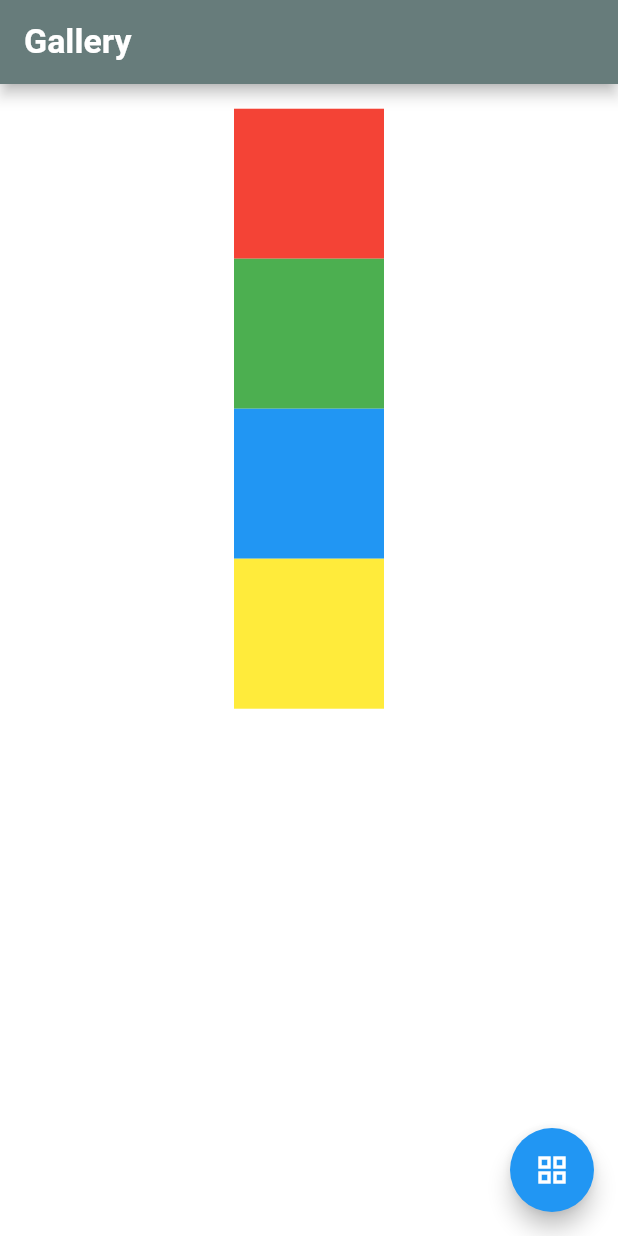
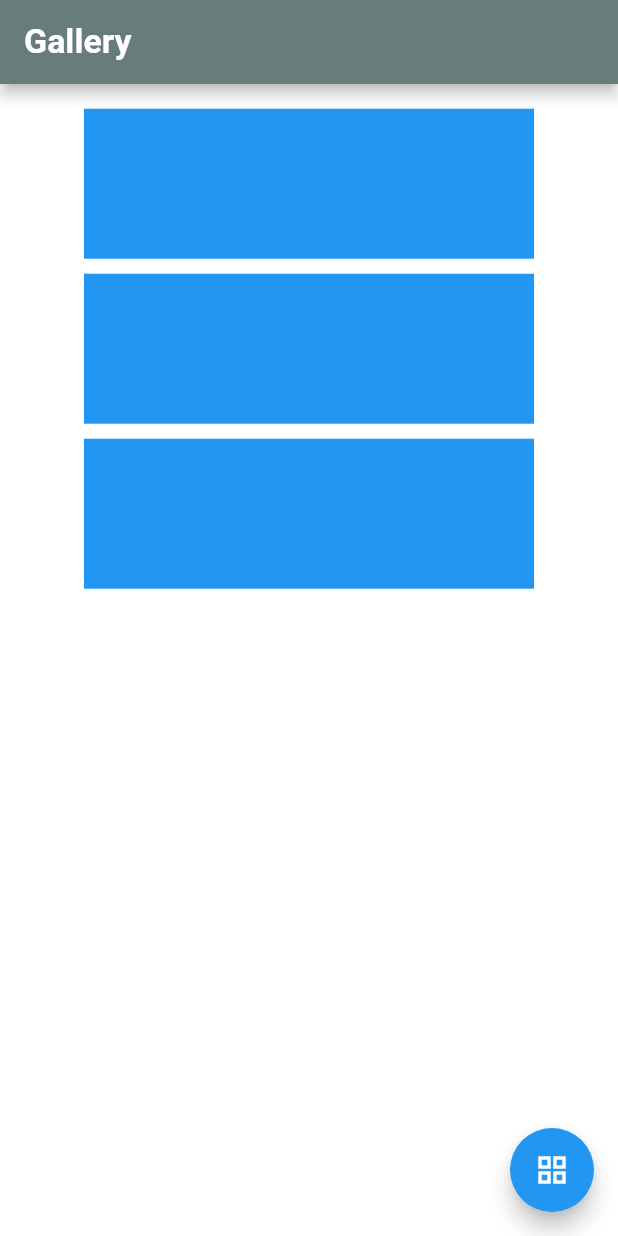
Before and after one commit to mahaamimran/projectWin, a Flutter app: the screen it shows after launch, on a phone screen of 412 x 824 dp. Run offline on Flutter 3.47's test engine with Material 2 defaults, Android fonts, the light colour scheme and no system bars.

Commit message:
boxes in gallery

```diff
--- a/lib/home.dart
+++ b/lib/home.dart
@@ -1,5 +1,4 @@
 import 'package:flutter/material.dart';
-
 
 class Home extends StatefulWidget {
   const Home({super.key});
@@ -7,6 +6,7 @@ class Home extends StatefulWidget {
   @override
   _HomeState createState() => _HomeState();
 }
+
 class _HomeState extends State<Home> {
   bool isGalleryView = false; // Default to list view
 
@@ -21,70 +21,102 @@ class _HomeState extends State<Home> {
         padding: EdgeInsets.all(MediaQuery.of(context).size.width * 0.04),
         children: [
           if (isGalleryView)
+            Column(
+              children: [
+                // row 1
                 Row(
                   mainAxisAlignment: MainAxisAlignment.spaceEvenly,
                   children: [
-                Container(
-                  width: containerWidth,
-                  height: containerHeight,
+                    GestureDetector(
+                      onTap: () {
+                        // Handle the click for the first container
+                        print('tapped box 1');
+                      },
+                      child: Container(
+                        width: MediaQuery.of(context).size.width * 0.4,
+                        height: MediaQuery.of(context).size.width * 0.4,
                         decoration: BoxDecoration(
-                    color: Colors.blue,
+                          color: Color.fromRGBO(120, 142, 141, 0.56),
                           borderRadius: BorderRadius.circular(20),
                         ),
                       ),
-                Container(
-                  width: containerWidth,
-                  height: containerHeight,
+                    ),
+                    GestureDetector(
+                      onTap: () {
+                        // Handle the click for the second container
+                        print('tapped box 2');
+                      },
+                      child: Container(
+                        width: MediaQuery.of(context).size.width * 0.4,
+                        height: MediaQuery.of(context).size.width * 0.4,
                         decoration: BoxDecoration(
-                    color: Colors.green,
-                    shape: BoxShape.circle,
-                  ),
-                ),
-                Container(
-                  width: containerWidth,
-                  height: containerHeight,
-                  decoration: BoxDecoration(
-                    color: Colors.orange,
-                    shape: BoxShape.rectangle,
-                    borderRadius: BorderRadius.only(
-                      topLeft: Radius.circular(20),
-                      bottomRight: Radius.circular(20),
+                          color: Color.fromRGBO(120, 142, 141, 0.56),
+                          borderRadius: BorderRadius.circular(20),
                         ),
                       ),
                     ),
-                Container(
-                  width: containerWidth,
-                  height: containerHeight,
+                  ],
+                ),
+                // space between two rows
+                SizedBox(
+                  height: MediaQuery.of(context).size.width * 0.04,
+                ),
+                // row 2
+                Row(
+                  mainAxisAlignment: MainAxisAlignment.spaceEvenly,
+                  children: [
+                    GestureDetector(
+                      onTap: () {
+                        // Handle the click for the first container
+                        print('tapped box 1');
+                      },
+                      child: Container(
+                        width: MediaQuery.of(context).size.width * 0.4,
+                        height: MediaQuery.of(context).size.width * 0.4,
                         decoration: BoxDecoration(
-                    color: Colors.purple,
-                    shape: BoxShape.rectangle,
-                    borderRadius: BorderRadius.circular(50),
+                          color: Color.fromRGBO(120, 142, 141, 0.56),
+                          borderRadius: BorderRadius.circular(20),
                         ),
+                      ),
+                    ),
+                    GestureDetector(
+                      onTap: () {
+                        // Handle the click for the second container
+                        print('tapped box 2');
+                      },
+                      child: Container(
+                        width: MediaQuery.of(context).size.width * 0.4,
+                        height: MediaQuery.of(context).size.width * 0.4,
+                        decoration: BoxDecoration(
+                          color: Color.fromRGBO(120, 142, 141, 0.56),
+                          borderRadius: BorderRadius.circular(20),
+                        ),
+                      ),
+                    ),
+                  ],
                 ),
               ],
             )
           else
             Column(
+              mainAxisAlignment: MainAxisAlignment.spaceEvenly,
               children: [
                 Container(
-                  width: containerWidth,
-                  height: containerHeight,
-                  color: Colors.red,
-                ),
-                Container(
-                  width: containerWidth,
-                  height: containerHeight,
-                  color: Colors.green,
-                ),
-                Container(
-                  width: containerWidth,
-                  height: containerHeight,
+                  height: 100,
+                  width: 300,
                   color: Colors.blue,
                 ),
+                SizedBox(height: 10),
                 Container(
-                  width: containerWidth,
-                  height: containerHeight,
-                  color: Colors.yellow,
+                  height: 100,
+                  width: 300,
+                  color: Colors.blue,
+                ),
+                SizedBox(height: 10),
+                Container(
+                  height: 100,
+                  width: 300,
+                  color: Colors.blue,
                 ),
               ],
             ),
@@ -93,7 +125,8 @@ class _HomeState extends State<Home> {
       floatingActionButton: FloatingActionButton(
         onPressed: () {
           setState(() {
-            isGalleryView = !isGalleryView; // Toggle between list and gallery view
+            isGalleryView =
+                !isGalleryView; // Toggle between list and gallery view
             if (isGalleryView) {
               containerWidth = 150; // Update width for gallery view
               containerHeight = 75; // Update height for gallery view
```
Lines whose indentation alone changed are shown as unchanged.
